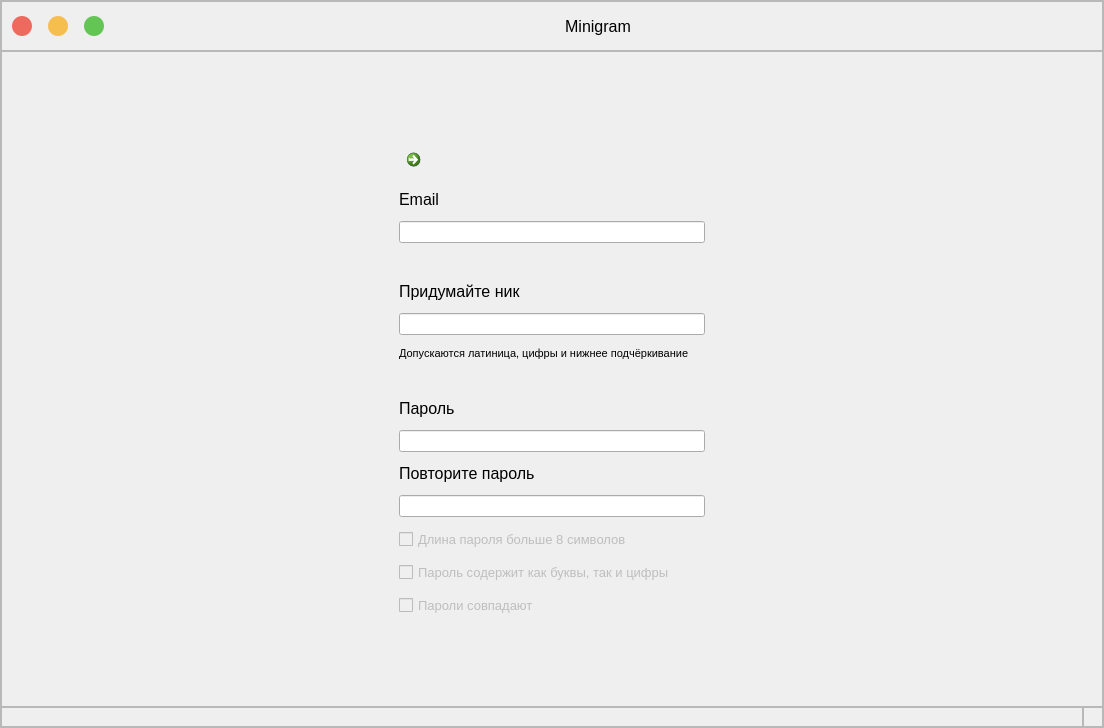
This is ui_main.ui in egor-masterskikh/Minigram as Qt 5 draws it before an edit. The edited form follows.
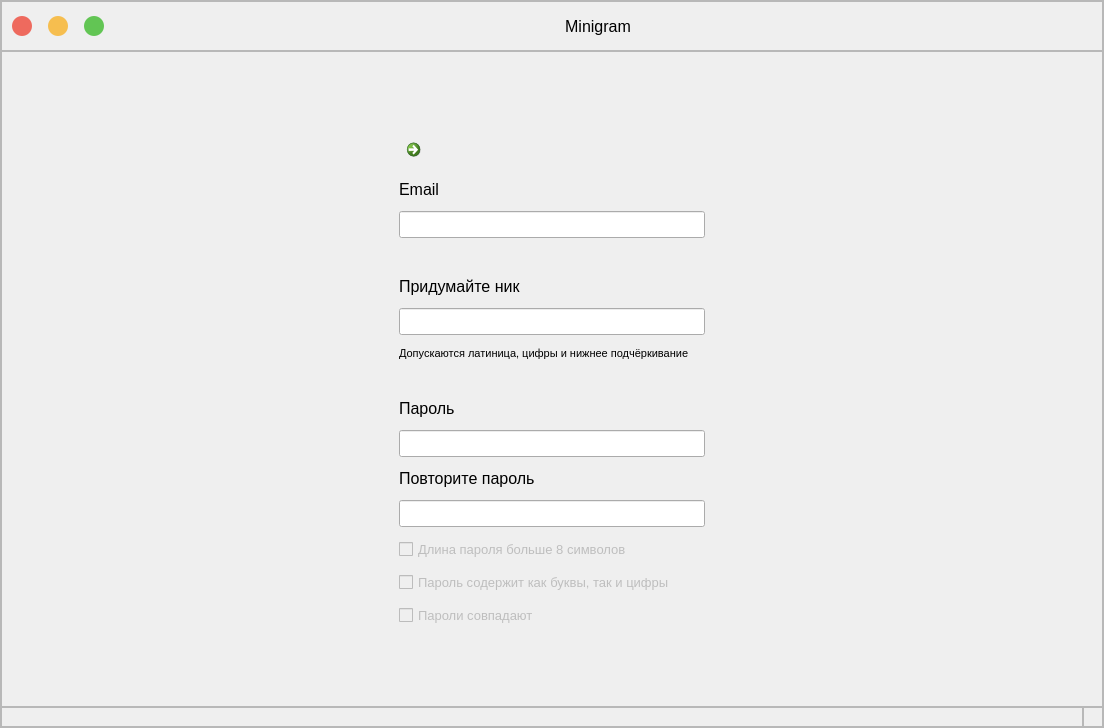
This is the edited form. The open tabs and pages were chosen to show the change. Icons and pictures are not drawn.

Diff of the .ui file:
```diff
--- a/ui_main.ui
+++ b/ui_main.ui
@@ -598,6 +598,11 @@
                  </property>
                  <item row="9" column="0">
                   <widget class="QLineEdit" name="register_password_edit">
+                   <property name="font">
+                    <font>
+                     <pointsize>12</pointsize>
+                    </font>
+                   </property>
                    <property name="echoMode">
                     <enum>QLineEdit::Password</enum>
                    </property>
@@ -641,6 +646,11 @@
                  </item>
                  <item row="11" column="0">
                   <widget class="QLineEdit" name="repeat_password_edit">
+                   <property name="font">
+                    <font>
+                     <pointsize>12</pointsize>
+                    </font>
+                   </property>
                    <property name="echoMode">
                     <enum>QLineEdit::Password</enum>
                    </property>
@@ -679,7 +689,13 @@
                   </widget>
                  </item>
                  <item row="2" column="0">
-                  <widget class="QLineEdit" name="register_email_edit"/>
+                  <widget class="QLineEdit" name="register_email_edit">
+                   <property name="font">
+                    <font>
+                     <pointsize>12</pointsize>
+                    </font>
+                   </property>
+                  </widget>
                  </item>
                  <item row="3" column="0">
                   <widget class="QLabel" name="register_email_error_label">
@@ -754,7 +770,13 @@
                   </widget>
                  </item>
                  <item row="5" column="0">
-                  <widget class="QLineEdit" name="register_nick_edit"/>
+                  <widget class="QLineEdit" name="register_nick_edit">
+                   <property name="font">
+                    <font>
+                     <pointsize>12</pointsize>
+                    </font>
+                   </property>
+                  </widget>
                  </item>
                  <item row="8" column="0">
                   <widget class="QLabel" name="register_password_label">
```
Left out of the diff: 31 changed lines with no effect on the pictures.
